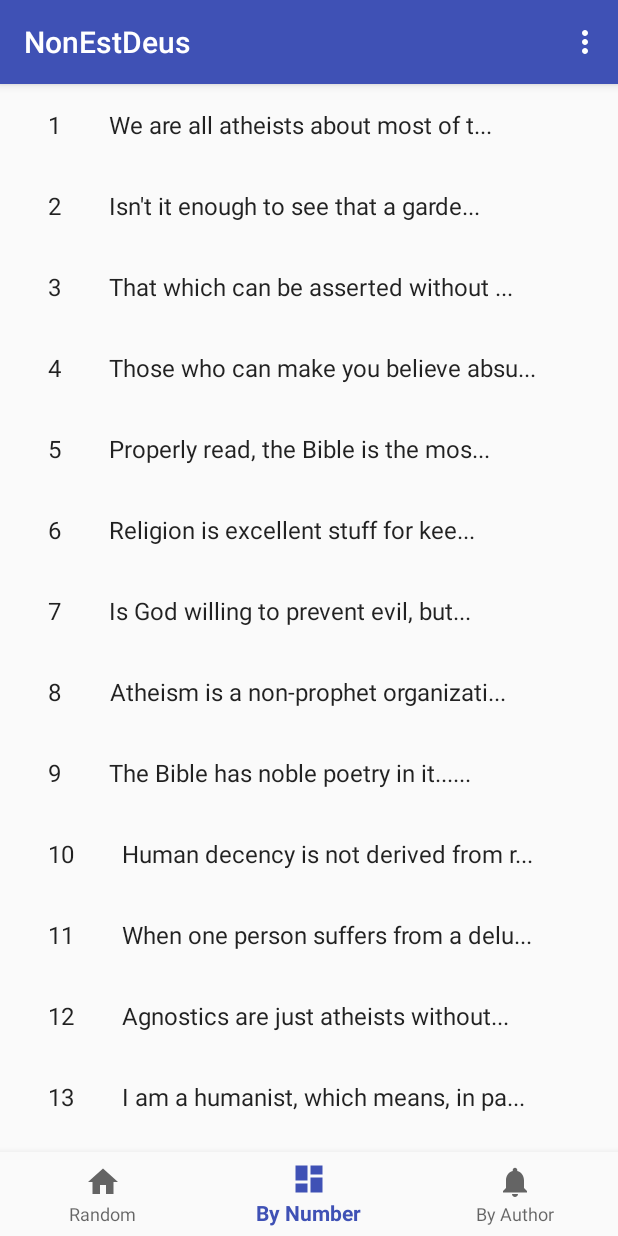
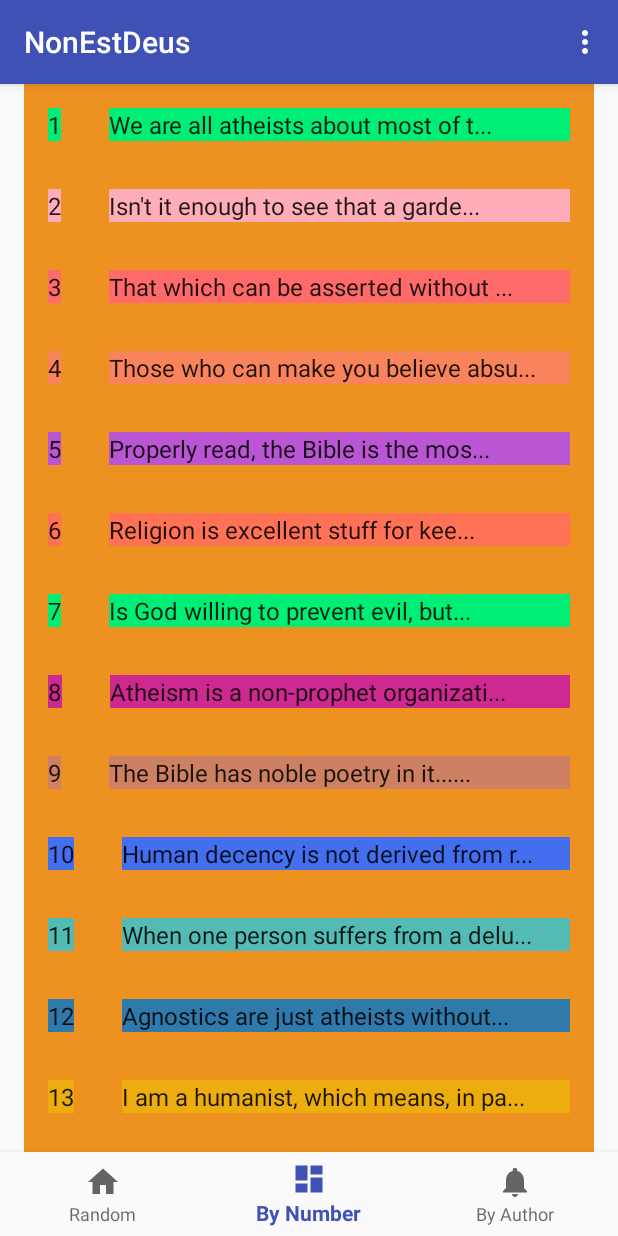
Before and after one commit to PatrickLeonard/NonEstDeus, an Android app: the screen it shows after launch (MainActivity), item 2 of the bottom bar chosen, on a phone screen of 412 x 824 dp. Run offline under Robolectric (Android 15) with nearby library versions, the phone set to English and light mode, and no system bars.

Commit message:
ListFragment added for By Author Quotes, refactored RandomQuoteFragment to QuoteFragment and passed values via arguments/bundles
Still need new icons, general styling, and add icon to action bar.

```diff
--- a/app/src/main/java/com/nonestdeus/patrickaleonard/nonestdeus/MainActivity.java
+++ b/app/src/main/java/com/nonestdeus/patrickaleonard/nonestdeus/MainActivity.java
@@ -31,13 +31,13 @@ public class MainActivity extends AppCompatActivity implements QuoteListFragment
             FragmentTransaction fragmentTransaction = mFragmentManager.beginTransaction();
             switch (item.getItemId()) {
                 case R.id.navigation_home:
-                    randomQuoteFragment(fragmentTransaction);
+                    quoteFragment(fragmentTransaction,QuoteBook.getRandomQuote());
                     return true;
                 case R.id.navigation_by_number:
-                    quoteListFragment(fragmentTransaction);
+                    quoteListFragment(fragmentTransaction,QuoteListFragment.SORT_BY_NUMBER);
                     return true;
                 case R.id.navigation_by_author:
-                    mTextMessage.setText(R.string.title_by_author);
+                    quoteListFragment(fragmentTransaction,QuoteListFragment.SORT_BY_AUTHOR);
                     return true;
             }
             return false;
@@ -45,8 +45,8 @@ public class MainActivity extends AppCompatActivity implements QuoteListFragment
 
     };
 
-    private void quoteListFragment(FragmentTransaction fragmentTransaction) {
-        QuoteListFragment quoteListFragment = QuoteListFragment.newInstance(1);
+    private void quoteListFragment(FragmentTransaction fragmentTransaction,String sortBy) {
+        QuoteListFragment quoteListFragment = QuoteListFragment.newInstance(1,sortBy);
         fragmentTransaction.add(R.id.container,quoteListFragment);
         fragmentTransaction.commit();
     }
@@ -57,9 +57,9 @@ public class MainActivity extends AppCompatActivity implements QuoteListFragment
         }
     }
 
-    private void randomQuoteFragment(FragmentTransaction fragmentTransaction) {
-        RandomQuoteFragment randomQuoteFragment = RandomQuoteFragment.newInstance();
-        fragmentTransaction.add(R.id.container,randomQuoteFragment);
+    private void quoteFragment(FragmentTransaction fragmentTransaction, Quote quote) {
+        QuoteFragment quoteFragment = QuoteFragment.newInstance(quote);
+        fragmentTransaction.add(R.id.container,quoteFragment);
         fragmentTransaction.commit();
     }
 
@@ -74,7 +74,7 @@ public class MainActivity extends AppCompatActivity implements QuoteListFragment
         toast.setGravity(Gravity.TOP | Gravity.START, 0, 0);
         toast.show();
         mFragmentManager = getSupportFragmentManager();
-        randomQuoteFragment(mFragmentManager.beginTransaction());
+    quoteFragment(mFragmentManager.beginTransaction(),QuoteBook.getRandomQuote());
     }
 
     @Override
@@ -126,6 +126,6 @@ public class MainActivity extends AppCompatActivity implements QuoteListFragment
 
     @Override
     public void onListFragmentInteraction(Quote quote) {
-        Toast.makeText(MainActivity.this,quote.quoteNum+" "+ getString(quote.quoteTextId)+ " was clicked", Toast.LENGTH_LONG).show();
+        quoteFragment(mFragmentManager.beginTransaction(),quote);
     }
 }
--- a/app/src/main/java/com/nonestdeus/patrickaleonard/nonestdeus/Quote.java
+++ b/app/src/main/java/com/nonestdeus/patrickaleonard/nonestdeus/Quote.java
@@ -4,6 +4,9 @@ package com.nonestdeus.patrickaleonard.nonestdeus;
  * Created by Patrick Leonard on 7/22/2015.
  */
 public class Quote {
+    public static final String ARG_QUOTE_NUM = "quote-num";
+    public static final String ARG_QUOTE_AUTHOR = "quote-author";
+    public static final String ARG_QUOTE_TEXT = "quote-text";
     public int quoteTextId;
     public int quoteAuthorId;
     public int quoteNum;
--- a/app/src/main/java/com/nonestdeus/patrickaleonard/nonestdeus/QuoteBook.java
+++ b/app/src/main/java/com/nonestdeus/patrickaleonard/nonestdeus/QuoteBook.java
@@ -1,5 +1,12 @@
 package com.nonestdeus.patrickaleonard.nonestdeus;
 
+import android.content.Context;
+
+import java.util.ArrayList;
+import java.util.Arrays;
+import java.util.Collections;
+import java.util.Comparator;
+import java.util.List;
 import java.util.Random;
 
 /**
@@ -8,7 +15,7 @@ import java.util.Random;
 public class QuoteBook {
     //Member variables (properties about the object)
     //Create array of facts
-    static Quote[] nQuoteArray = new Quote[]{
+    private static Quote[] nQuoteArray = new Quote[]{
             new Quote(R.string.dawkins_quote_1, R.string.dawkins_author),
             new Quote(R.string.douglas_adams_quote_1, R.string.douglas_adams_author),
             new Quote(R.string.hitchens_quote_1, R.string.hitchens_author),
@@ -112,10 +119,10 @@ public class QuoteBook {
             new Quote(R.string.hepburn_quote_1, R.string.hepburn_author),
             new Quote(R.string.wozniak_quote_1, R.string.wozniak_author)
     };
-    static private Random nRandom = new Random();
-    static int lastInt = -2;
+    private static Random nRandom = new Random();
+    private static int lastInt = -2;
     //Methods (abilities; tings the object can do
-    static Quote getRandomQuote() {
+    public static Quote getRandomQuote() {
         //Button was clicked, so update the data for new fact.
         Quote newQuote;
         int randomInt;
@@ -125,10 +132,25 @@ public class QuoteBook {
         }while(randomInt == lastInt);
 
         newQuote = nQuoteArray[randomInt];
-        lastInt = randomInt;
+        lastInt = randomInt+1;
         newQuote.quoteNum=lastInt;
         return newQuote;
     }
 
-
+    public static List<Quote> getQuoteList(final Context context, String sortBy) {
+        List<Quote> quoteList = new ArrayList<Quote>();
+        for(int i=0;i<nQuoteArray.length;i++) {
+            nQuoteArray[i].quoteNum=i+1;
+            quoteList.add(i,nQuoteArray[i]);
+        }
+        if(sortBy.equals(QuoteListFragment.SORT_BY_AUTHOR)) {
+            Collections.sort(quoteList, new Comparator<Quote>() {
+                @Override
+                public int compare(Quote o1, Quote o2) {
+                    return context.getString(o1.quoteAuthorId).compareToIgnoreCase(context.getString(o2.quoteAuthorId));
+                }
+            });
+        }
+        return quoteList;
+    }
 }
--- /dev/null
+++ b/app/src/main/java/com/nonestdeus/patrickaleonard/nonestdeus/QuoteFragment.java
@@ -0,0 +1,93 @@
+package com.nonestdeus.patrickaleonard.nonestdeus;
+
+import android.content.ClipData;
+import android.content.ClipboardManager;
+import android.os.Bundle;
+import android.support.v4.app.Fragment;
+import android.view.Gravity;
+import android.view.LayoutInflater;
+import android.view.View;
+import android.view.ViewGroup;
+import android.widget.ImageView;
+import android.widget.RelativeLayout;
+import android.widget.TextView;
+import android.widget.Toast;
+
+import java.util.Locale;
+
+import static android.content.Context.CLIPBOARD_SERVICE;
+
+public class QuoteFragment extends Fragment {
+
+    public static final String TAG = QuoteFragment.class.getSimpleName();
+
+    TextView mQuoteText;
+    TextView mQuoteAuthorText;
+    TextView mQuoteNumText;
+    ImageView mCopyQuoteIcon;
+    RelativeLayout mRelativeLayout;
+
+    protected ClipboardManager mClipboardManager;
+
+    public static QuoteFragment newInstance(Quote quote) {
+        QuoteFragment quoteFragment = new QuoteFragment();
+        Bundle args = new Bundle();
+        args.putInt(Quote.ARG_QUOTE_NUM,quote.quoteNum);
+        args.putInt(Quote.ARG_QUOTE_AUTHOR,quote.quoteAuthorId);
+        args.putInt(Quote.ARG_QUOTE_TEXT,quote.quoteTextId);
+        quoteFragment.setArguments(args);
+        return quoteFragment;
+    }
+
+    @Override
+    public View onCreateView(LayoutInflater inflater, ViewGroup container,
+                             Bundle savedInstanceState) {
+
+        View view = inflater.inflate(R.layout.random_quote_fragment,container,false);
+        mCopyQuoteIcon = (ImageView)view.findViewById(R.id.copyQuoteIcon);
+        mQuoteAuthorText = (TextView)view.findViewById(R.id.quoteAuthorTextView);
+        mQuoteText = (TextView)view.findViewById(R.id.quoteTextView);
+        mQuoteNumText = (TextView)view.findViewById(R.id.quoteNumTextView);
+        mRelativeLayout = (RelativeLayout)view.findViewById(R.id.relativeLayout);
+        mClipboardManager = (ClipboardManager) getActivity().getSystemService(CLIPBOARD_SERVICE);
+        mCopyQuoteIcon.setOnClickListener(new View.OnClickListener() {
+            @Override
+            public void onClick(View v) {
+                Toast toast;
+                String textToCopy;
+                if(getArguments() == null) {
+                    toast = Toast.makeText(getActivity(), R.string.error_occured, Toast.LENGTH_LONG);
+                }
+                else {
+                    textToCopy = String.format(Locale.getDefault(),"\"%s\" -- %s",getString(getArguments().getInt(Quote.ARG_QUOTE_TEXT)),
+                            getString(getArguments().getInt(Quote.ARG_QUOTE_AUTHOR)));
+                    ClipData clip = ClipData.newPlainText(getString(R.string.clip_description_label), textToCopy);
+                    mClipboardManager.setPrimaryClip(clip);
+                    toast = Toast.makeText(getActivity(), R.string.clipboard_copy_toast, Toast.LENGTH_LONG);
+                }
+                toast.setGravity(Gravity.TOP, 0, 0);
+                toast.show();;
+            }
+        });
+        setLayoutToNewQuote();
+        return view;
+    }
+
+    private void setLayoutToNewQuote() {
+        if(getArguments() == null) {
+            mQuoteText.setText(getString(R.string.error_occured));
+            mQuoteAuthorText.setText(getString(R.string.error_occured));
+            mQuoteNumText.setText("#" + 0);
+            return;
+        }
+        else {
+            //Get a random quote from the QuoteBook and display it to the user.
+            mQuoteText.setText(getString(getArguments().getInt(Quote.ARG_QUOTE_TEXT, 0)));
+            mQuoteAuthorText.setText(getString(getArguments().getInt(Quote.ARG_QUOTE_AUTHOR), 0));
+            String quoteNum = "#" + getArguments().getInt(Quote.ARG_QUOTE_NUM, 0);
+            mQuoteNumText.setText(quoteNum);
+        }
+        //Get a random color in from the ColorWheel and set to background
+        mRelativeLayout.setBackgroundColor(ColorWheel.getColor());
+    }
+}
--- a/app/src/main/java/com/nonestdeus/patrickaleonard/nonestdeus/QuoteListFragment.java
+++ b/app/src/main/java/com/nonestdeus/patrickaleonard/nonestdeus/QuoteListFragment.java
@@ -11,6 +11,9 @@ import android.view.View;
 import android.view.ViewGroup;
 
 import java.util.Arrays;
+import java.util.Collections;
+import java.util.Comparator;
+import java.util.List;
 
 /**
  * A fragment representing a list of Items.
@@ -20,10 +23,12 @@ import java.util.Arrays;
  */
 public class QuoteListFragment extends Fragment {
 
-    // TODO: Customize parameter argument names
     private static final String ARG_COLUMN_COUNT = "column-count";
-    // TODO: Customize parameters
+    private static final String ARG_SORT_BY = "sort-by";
+    public static final String SORT_BY_AUTHOR = "sort-author";
+    public static final String SORT_BY_NUMBER = "sort-number";
     private int mColumnCount = 1;
+    private String mSortBy;
     private OnListFragmentInteractionListener mListener;
 
     /**
@@ -33,12 +38,12 @@ public class QuoteListFragment extends Fragment {
     public QuoteListFragment() {
     }
 
-    // TODO: Customize parameter initialization
     @SuppressWarnings("unused")
-    public static QuoteListFragment newInstance(int columnCount) {
+    public static QuoteListFragment newInstance(int columnCount,String sortBy) {
         QuoteListFragment fragment = new QuoteListFragment();
         Bundle args = new Bundle();
         args.putInt(ARG_COLUMN_COUNT, columnCount);
+        args.putString(ARG_SORT_BY,sortBy);
         fragment.setArguments(args);
         return fragment;
     }
@@ -49,6 +54,9 @@ public class QuoteListFragment extends Fragment {
 
         if (getArguments() != null) {
             mColumnCount = getArguments().getInt(ARG_COLUMN_COUNT);
+        }
+        if (getArguments() != null) {
+            mSortBy = getArguments().getString(ARG_SORT_BY);
         }
     }
 
@@ -66,7 +74,8 @@ public class QuoteListFragment extends Fragment {
             } else {
                 recyclerView.setLayoutManager(new GridLayoutManager(context, mColumnCount));
             }
-            recyclerView.setAdapter(new QuoteRecyclerViewAdapter(Arrays.asList(QuoteBook.nQuoteArray), mListener));
+            recyclerView.setAdapter(new QuoteRecyclerViewAdapter(QuoteBook.getQuoteList(getContext(),mSortBy),mListener,mSortBy));
+            recyclerView.setBackgroundColor(ColorWheel.getColor());
         }
         return view;
     }
--- a/app/src/main/java/com/nonestdeus/patrickaleonard/nonestdeus/QuoteRecyclerViewAdapter.java
+++ b/app/src/main/java/com/nonestdeus/patrickaleonard/nonestdeus/QuoteRecyclerViewAdapter.java
@@ -1,5 +1,6 @@
 package com.nonestdeus.patrickaleonard.nonestdeus;
 
+import android.support.annotation.NonNull;
 import android.support.v7.widget.RecyclerView;
 import android.view.LayoutInflater;
 import android.view.View;
@@ -9,6 +10,7 @@ import android.widget.TextView;
 import com.nonestdeus.patrickaleonard.nonestdeus.QuoteListFragment.OnListFragmentInteractionListener;
 
 
+import java.util.Comparator;
 import java.util.List;
 
 /**
@@ -20,12 +22,11 @@ public class QuoteRecyclerViewAdapter extends RecyclerView.Adapter<QuoteRecycler
 
     private final List<Quote> mValues;
     private final OnListFragmentInteractionListener mListener;
+    private String mSortBy;
 
-    public QuoteRecyclerViewAdapter(List<Quote> items, OnListFragmentInteractionListener listener) {
-        for(int i=0;i<items.size();i++) {
-            items.get(i).quoteNum=i+1;
-        }
+    public QuoteRecyclerViewAdapter(List<Quote> items, OnListFragmentInteractionListener listener,String sortBy) {
         mValues = items;
+        mSortBy = sortBy;
         mListener = listener;
     }
 
@@ -40,10 +41,10 @@ public class QuoteRecyclerViewAdapter extends RecyclerView.Adapter<QuoteRecycler
     public void onBindViewHolder(final ViewHolder holder, int position) {
         holder.mItem = mValues.get(position);
         holder.mIdView.setText(mValues.get(position).quoteNum+"");
-        String shortenedQuoteString = holder.mContentView.getContext().getString(mValues.get(position).quoteTextId);
-        shortenedQuoteString = shortenedQuoteString.substring(0,(shortenedQuoteString.length() < 35 ? shortenedQuoteString.length() : 35))+"...";
-        holder.mContentView.setText(shortenedQuoteString);
-
+        int randomBackgroundColor = ColorWheel.getColor();
+        holder.mIdView.setBackgroundColor(randomBackgroundColor);
+        holder.mContentView.setText(getShortenedDisplayString(holder, position));
+        holder.mContentView.setBackgroundColor(randomBackgroundColor);
         holder.mView.setOnClickListener(new View.OnClickListener() {
             @Override
             public void onClick(View v) {
@@ -54,6 +55,20 @@ public class QuoteRecyclerViewAdapter extends RecyclerView.Adapter<QuoteRecycler
                 }
             }
         });
+    }
+
+    @NonNull
+    private String getShortenedDisplayString(ViewHolder holder, int position) {
+        String shortenedDisplayString;
+        if(mSortBy.equals(QuoteListFragment.SORT_BY_AUTHOR)) {
+            shortenedDisplayString = holder.mContentView.getContext().getString(mValues.get(position).quoteAuthorId);
+        }
+        else {
+            shortenedDisplayString = holder.mContentView.getContext().getString(mValues.get(position).quoteTextId);
+        }
+        shortenedDisplayString = shortenedDisplayString.substring(0,(shortenedDisplayString.length() < 35 ? shortenedDisplayString.length() : 35));
+        shortenedDisplayString = shortenedDisplayString.length() == 35 ? shortenedDisplayString+"..." : shortenedDisplayString;
+        return shortenedDisplayString;
     }
 
     @Override
--- a/app/src/main/java/com/nonestdeus/patrickaleonard/nonestdeus/RandomQuoteFragment.java
+++ /dev/null
@@ -1,74 +0,0 @@
-package com.nonestdeus.patrickaleonard.nonestdeus;
-
-import android.content.ClipData;
-import android.content.ClipboardManager;
-import android.os.Bundle;
-import android.support.v4.app.Fragment;
-import android.view.Gravity;
-import android.view.LayoutInflater;
-import android.view.View;
-import android.view.ViewGroup;
-import android.widget.ImageView;
-import android.widget.RelativeLayout;
-import android.widget.TextView;
-import android.widget.Toast;
-
-import java.util.Locale;
-
-import static android.content.Context.CLIPBOARD_SERVICE;
-
-public class RandomQuoteFragment extends Fragment {
-
-    public static final String TAG = RandomQuoteFragment.class.getSimpleName();
-
-    TextView mQuoteText;
-    TextView mQuoteAuthorText;
-    TextView mQuoteNumText;
-    ImageView mCopyQuoteIcon;
-    RelativeLayout mRelativeLayout;
-
-    protected ClipboardManager mClipboardManager;
-    protected Quote mQuote;
-
-    public static RandomQuoteFragment newInstance() {
-        return new RandomQuoteFragment();
-    }
-
-    @Override
-    public View onCreateView(LayoutInflater inflater, ViewGroup container,
-                             Bundle savedInstanceState) {
-
-        View view = inflater.inflate(R.layout.random_quote_fragment,container,false);
-        mCopyQuoteIcon = (ImageView)view.findViewById(R.id.copyQuoteIcon);
-        mQuoteAuthorText = (TextView)view.findViewById(R.id.quoteAuthorTextView);
-        mQuoteText = (TextView)view.findViewById(R.id.quoteTextView);
-        mQuoteNumText = (TextView)view.findViewById(R.id.quoteNumTextView);
-        mRelativeLayout = (RelativeLayout)view.findViewById(R.id.relativeLayout);
-        mClipboardManager = (ClipboardManager) getActivity().getSystemService(CLIPBOARD_SERVICE);
-        mCopyQuoteIcon.setOnClickListener(new View.OnClickListener() {
-            @Override
-            public void onClick(View v) {
-                Toast toast = Toast.makeText(getActivity(), R.string.clipboard_copy_toast, Toast.LENGTH_LONG);
-                toast.setGravity(Gravity.TOP, 0, 0);
-                toast.show();
-                String textToCopy = String.format(Locale.getDefault(),"\"%s\" -- %s",getString(mQuote.quoteTextId),
-                                                 getString(mQuote.quoteAuthorId));
-                ClipData clip = ClipData.newPlainText(getString(R.string.clip_description_label), textToCopy);
-                mClipboardManager.setPrimaryClip(clip);
-            }
-        });
-        setLayoutToNewQuote();
-        return view;
-    }
-
-    private void setLayoutToNewQuote() {
-        //Get a random quote from the QuoteBook and display it to the user.
-        mQuote = QuoteBook.getRandomQuote();
-        mQuoteText.setText(getString(mQuote.quoteTextId));
-        mQuoteAuthorText.setText(getString(mQuote.quoteAuthorId));
-        String quoteNum = "#" + QuoteBook.lastInt;
-        mQuoteNumText.setText(quoteNum);
-        //Get a random color in from the ColorWheel and set to background
-        mRelativeLayout.setBackgroundColor(ColorWheel.getColor());
-    }
-}
--- a/app/src/main/res/layout/random_quote_fragment.xml
+++ b/app/src/main/res/layout/random_quote_fragment.xml
@@ -3,7 +3,7 @@
     android:layout_height="match_parent" android:paddingLeft="@dimen/activity_horizontal_margin"
     android:paddingRight="@dimen/activity_horizontal_margin"
     android:paddingTop="@dimen/activity_vertical_margin"
-    android:paddingBottom="@dimen/activity_vertical_margin" tools:context=".RandomQuoteFragment"
+    android:paddingBottom="@dimen/activity_vertical_margin" tools:context=".QuoteFragment"
     android:id="@+id/relativeLayout"
     android:background="@android:color/holo_blue_light">
 
--- a/app/src/main/res/values/strings.xml
+++ b/app/src/main/res/values/strings.xml
@@ -10,7 +10,7 @@
     <string name="authorText">Me myself and I</string>
     <string name="buttonText">Get a random quote.</string>
     <string name="action_settings">Settings</string>
-    <string name="opening_toast_text">Non est deus Random Atheist Quote Generator. Thanks for using this app.</string>
+    <string name="opening_toast_text">Welcome to Non est deus Atheist Quotes App!</string>
     <string name="clip_description_label">Non est deus quote</string>
     <string name="clipboard_copy_toast">Copied to Clipboard</string>
     <string name="dawkins_quote_1">We are all atheists about most of the gods that humanity has ever believed in. Some of us just go one god further.</string>
@@ -187,4 +187,5 @@
     <string name="hepburn_quote_1">I am an atheist and that\'s it. I believe there\'s nothing we can know except that we should be kind to each other and do what we can for other people.</string>
     <string name="wozniak_author">Steve Wozniak</string>
     <string name="wozniak_quote_1">I am also atheist or agnostic (I don\'t even know the difference). I\'ve never been to church and prefer to think for myself.</string>
+    <string name="error_occured">Some error occured. Please try again.</string>
 </resources>
```
